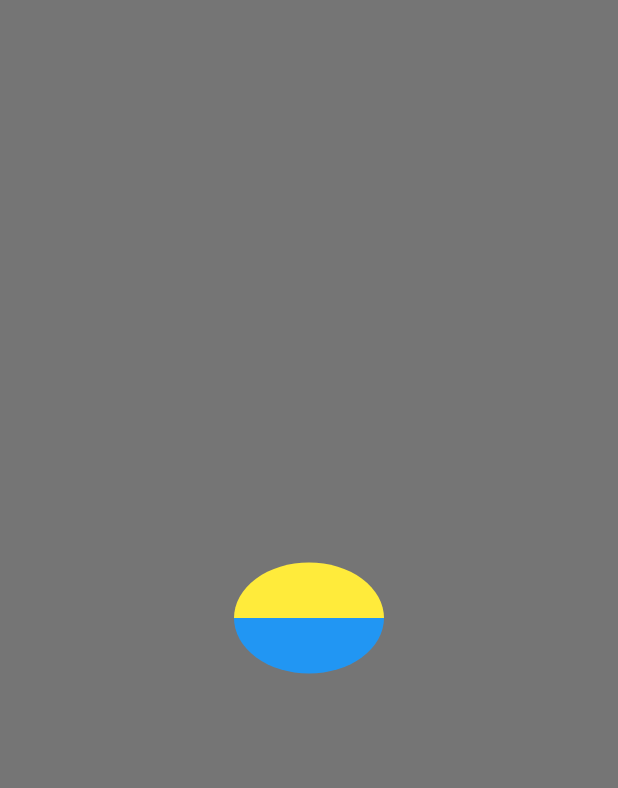
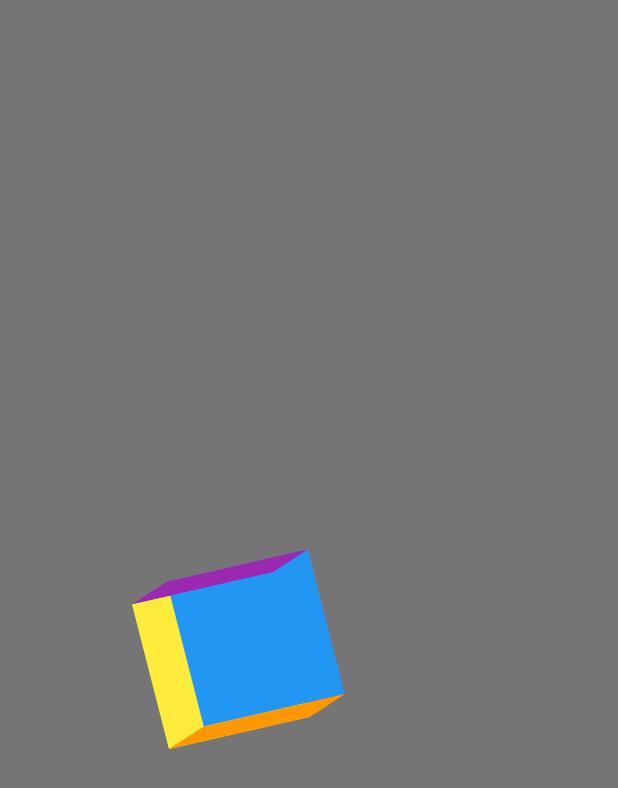
Before and after one commit to Bilal001122/animations, a Flutter app: the screen it shows after launch, on a phone screen of 412 x 824 dp. Shown: the top 788 px of the screen. Run offline on Flutter 3.47's test engine with Material 2 defaults, Android fonts, the phone set to English and light mode, and no system bars.

Commit message:
third animation done

```diff
--- a/lib/main.dart
+++ b/lib/main.dart
@@ -1,5 +1,5 @@
-import 'package:animations/first_animation.dart';
 import 'package:animations/second_animation.dart';
+import 'package:animations/third_animation.dart';
 import 'package:flutter/material.dart';
 
 void main() {
@@ -19,7 +19,7 @@ class MyApp extends StatelessWidget {
         primarySwatch: Colors.blue,
         scaffoldBackgroundColor: Colors.black54,
       ),
-      home:  const AnimationSecondOne(),
+      home:  const AnimationThirdOne(),
     );
   }
 }
--- /dev/null
+++ b/lib/third_animation.dart
@@ -0,0 +1,157 @@
+import 'package:flutter/material.dart';
+import 'dart:math' show pi;
+import 'package:vector_math/vector_math_64.dart' show Vector3;
+
+class AnimationThirdOne extends StatefulWidget {
+  const AnimationThirdOne({Key? key}) : super(key: key);
+
+  @override
+  State<AnimationThirdOne> createState() => _AnimationThirdOneState();
+}
+
+class _AnimationThirdOneState extends State<AnimationThirdOne>
+    with TickerProviderStateMixin {
+  late AnimationController _xController;
+  late AnimationController _yController;
+  late AnimationController _zController;
+
+  late Tween<double> _animation;
+
+  @override
+  void initState() {
+    super.initState();
+    _xController = AnimationController(
+      vsync: this,
+      duration: const Duration(seconds: 10),
+    );
+    _yController = AnimationController(
+      vsync: this,
+      duration: const Duration(seconds: 20),
+    );
+    _zController = AnimationController(
+      vsync: this,
+      duration: const Duration(seconds: 30),
+    );
+
+    _animation = Tween<double>(
+        begin: 0,
+        end:
+            pi);   // we didn't use .animate() here because we have multiple controllers
+                  // so we use .evaluate() in the AnimatedBuilder to work just with one animation
+  }
+
+  @override
+  void dispose() {
+    _xController.dispose();
+    _yController.dispose();
+    _zController.dispose();
+    super.dispose();
+  }
+
+  @override
+  Widget build(BuildContext context) {
+    _xController
+      ..reset()
+      ..repeat();
+    _yController
+      ..reset()
+      ..repeat();
+    _zController
+      ..reset()
+      ..repeat();
+
+    return Scaffold(
+      body: SafeArea(
+        child: Center(
+          child: Column(
+            mainAxisAlignment: MainAxisAlignment.center,
+            children: [
+              const SizedBox(
+                height: 20,
+              ),
+              AnimatedBuilder(
+                // we use Listenable.merge() to merge multiple controllers into one animation
+                // better than using multiple AnimatedBuilder
+                animation: Listenable.merge(
+                  [_xController, _yController, _zController],
+                ),
+                builder: (context, child) => Transform(
+                  alignment: Alignment.center,
+                  transform: Matrix4.identity()
+                    ..rotateX(
+                      _animation.evaluate(_xController),
+                    )
+                    ..rotateY(
+                      _animation.evaluate(_yController),
+                    )
+                    ..rotateZ(
+                      _animation.evaluate(_zController),
+                    ),
+                  child: Stack(
+                    children: [
+                      //front
+                      Container(
+                        color: Colors.red,
+                        height: 100,
+                        width: 100,
+                      ),
+                      //back
+                      Transform(
+                        alignment: Alignment.center,
+                        transform: Matrix4.identity()
+                          ..translate(
+                            Vector3(0, 0, -100),
+                          ),
+                        child: Container(
+                          color: Colors.green,
+                          height: 100,
+                          width: 100,
+                        ),
+                      ),
+                      Transform(
+                        alignment: Alignment.centerLeft,
+                        transform: Matrix4.identity()..rotateY(pi / 2),
+                        child: Container(
+                          color: Colors.yellow,
+                          height: 100,
+                          width: 100,
+                        ),
+                      ),
+                      Transform(
+                        alignment: Alignment.centerRight,
+                        transform: Matrix4.identity()..rotateY(-pi / 2),
+                        child: Container(
+                          color: Colors.blue,
+                          height: 100,
+                          width: 100,
+                        ),
+                      ),
+                      Transform(
+                        alignment: Alignment.topCenter,
+                        transform: Matrix4.identity()..rotateX(-pi / 2),
+                        child: Container(
+                          color: Colors.orange,
+                          height: 100,
+                          width: 100,
+                        ),
+                      ),
+                      Transform(
+                        alignment: Alignment.bottomCenter,
+                        transform: Matrix4.identity()..rotateX(pi / 2),
+                        child: Container(
+                          color: Colors.purple,
+                          height: 100,
+                          width: 100,
+                        ),
+                      ),
+                    ],
+                  ),
+                ),
+              )
+            ],
+          ),
+        ),
+      ),
+    );
+  }
+}
--- a/pubspec.yaml
+++ b/pubspec.yaml
@@ -35,6 +35,7 @@ dependencies:
   # The following adds the Cupertino Icons font to your application.
   # Use with the CupertinoIcons class for iOS style icons.
   cupertino_icons: ^1.0.2
+  vector_math: ^2.1.4
 
 dev_dependencies:
   flutter_test:
```
Also changed, not shown: pubspec.lock.
